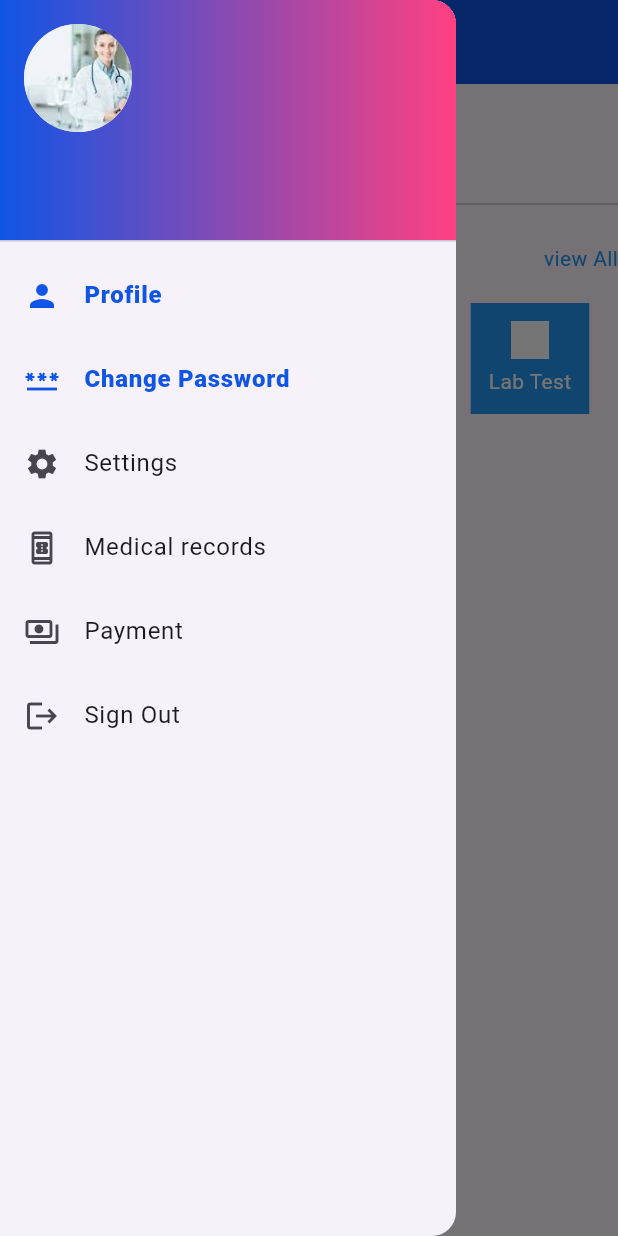
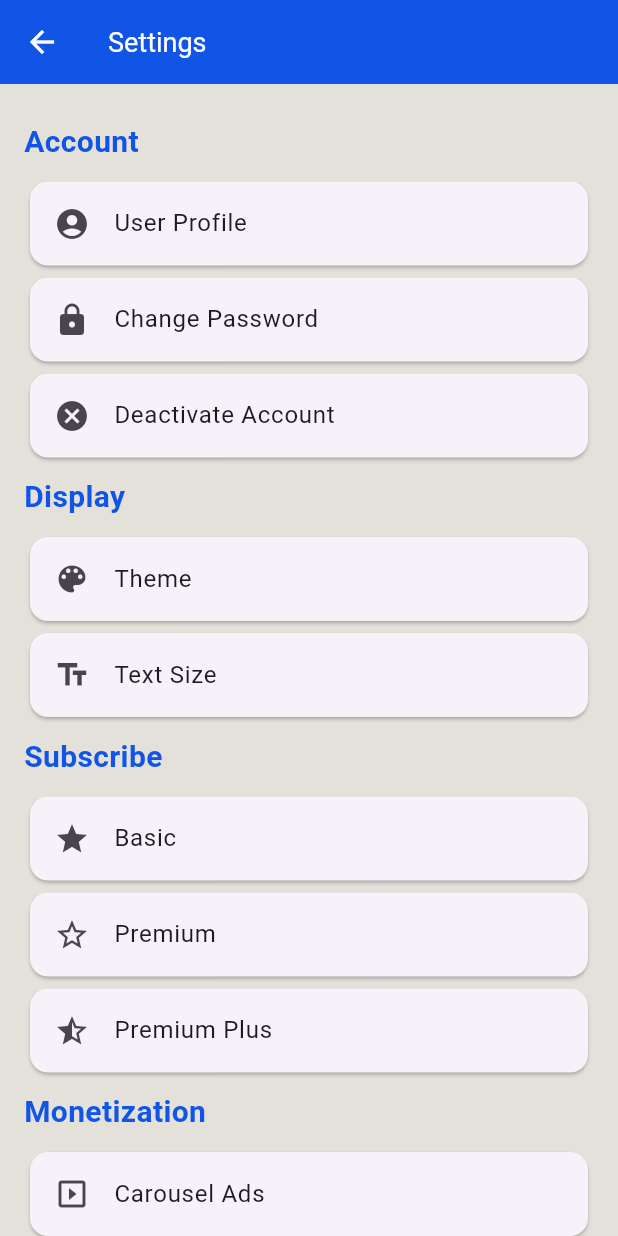
Before and after one commit to Abram-MrRight/DoctorsAppointment-App, a Flutter app: the Settings screen opened directly, in the side drawer, after a tap on "Settings", on a phone screen of 412 x 824 dp. Run offline on Flutter 3.47's test engine with Material 3 defaults, Android fonts, the phone set to English and light mode, and no system bars; our stand-ins replace badges, cloud_firestore, firebase_auth, firebase_core, flutter_holo_date_picker, flutter_iconly and 7 more; accounts and stored records are empty; network calls fail; Roboto replaces fonts that are missing (Nunito-Light, Nunito_Bold).

Commit message:
Added the settings page

```diff
--- a/lib/views/profile/profile_view.dart
+++ b/lib/views/profile/profile_view.dart
@@ -1,5 +1,6 @@
 import 'package:doctors_appt/views/profile/password_changing_view.dart';
 import 'package:doctors_appt/views/profile/profile_editing_view.dart';
+import 'package:doctors_appt/views/profile/settings_view.dart';
 import 'package:get/get.dart';
 import '../../consts/consts.dart';
 import '../../controllers/auth_controller.dart';
@@ -78,7 +79,11 @@ class ProfileView extends StatelessWidget {
           ListTile(
             leading: const Icon(Icons.settings),
             title: const Text("Settings"),
-            onTap: () {},
+            onTap: () {
+              Navigator.of(context).push(
+                  MaterialPageRoute(builder: (context) => const SettingsPage())
+              );
+            },
           ),
           ListTile(
             leading: const Icon(Icons.book_online_outlined),
--- a/lib/views/profile/settings_view.dart
+++ b/lib/views/profile/settings_view.dart
@@ -0,0 +1,91 @@
+import 'package:doctors_appt/consts/colors.dart';
+import 'package:flutter/material.dart';
+
+class SettingsPage extends StatelessWidget {
+  const SettingsPage({super.key});
+
+  @override
+  Widget build(BuildContext context) {
+    return Scaffold(
+      backgroundColor: AppColors.bgDarkColor,
+      appBar: AppBar(
+        title: const Text('Settings', style: TextStyle(fontSize: 18)),
+      ),
+      body: SingleChildScrollView(
+        padding: const EdgeInsets.all(16.0),
+        child: Column(
+          crossAxisAlignment: CrossAxisAlignment.start,
+          children: [
+            _buildSectionHeader('Account'),
+            _buildSettingCard('User Profile', Icons.account_circle),
+            _buildSettingCard('Change Password', Icons.lock),
+            _buildSettingCard('Deactivate Account', Icons.cancel),
+
+            _buildSectionHeader('Display'),
+            _buildSettingCard('Theme', Icons.color_lens),
+            _buildSettingCard('Text Size', Icons.text_fields),
+
+            _buildSectionHeader('Subscribe'),
+            _buildSettingCard('Basic', Icons.star),
+            _buildSettingCard('Premium', Icons.star_border),
+            _buildSettingCard('Premium Plus', Icons.star_half),
+
+            _buildSectionHeader('Monetization'),
+            _buildSettingCard('Carousel Ads', Icons.slideshow),
+            _buildSettingCard('Email Ads', Icons.email),
+
+            _buildSectionHeader('Notifications'),
+            _buildSettingCard('Filters', Icons.filter_list),
+            _buildSettingCard('Preferences', Icons.settings),
+
+            _buildSectionHeader('Accessibility'),
+            _buildSettingCard('Screen Reader', Icons.screen_search_desktop_outlined),
+            _buildSettingCard('Animations', Icons.animation),
+            _buildSettingCard('Media', Icons.audiotrack),
+            _buildSettingCard('Gestures', Icons.touch_app),
+            _buildSettingCard('Preferred Language', Icons.language),
+            _buildSettingCard('Data Usage', Icons.data_usage),
+
+            _buildSectionHeader('Legal'),
+            _buildSettingCard('Ads Info', Icons.info),
+            _buildSettingCard('Privacy Policy', Icons.privacy_tip),
+            _buildSettingCard('Terms of Service', Icons.assignment),
+            _buildSettingCard('Legal Notices', Icons.gavel),
+
+            _buildSectionHeader('About'),
+            _buildSettingCard('App Info', Icons.info_outline),
+            _buildSettingCard('Developers', Icons.developer_mode),
+            _buildSettingCard('Help Center', Icons.help),
+            _buildSettingCard('Marketing', Icons.mark_email_read),
+            _buildSettingCard('Share the App', Icons.share),
+            _buildSettingCard('App Version', Icons.info),
+          ],
+        ),
+      ),
+    );
+  }
+
+  Widget _buildSectionHeader(String title) {
+    return Padding(
+      padding: const EdgeInsets.symmetric(vertical: 8.0),
+      child: Text(
+        title,
+        style: TextStyle(fontSize: 20.0, fontWeight: FontWeight.bold,
+          color: AppColors.blueTheme
+        ),
+      ),
+    );
+  }
+
+  Widget _buildSettingCard(String title, IconData icon) {
+    return Card(
+      child: ListTile(
+        title: Text(title),
+        leading: Icon(icon),
+        onTap: () {
+          // Add functionality for each setting here
+        },
+      ),
+    );
+  }
+}
```
